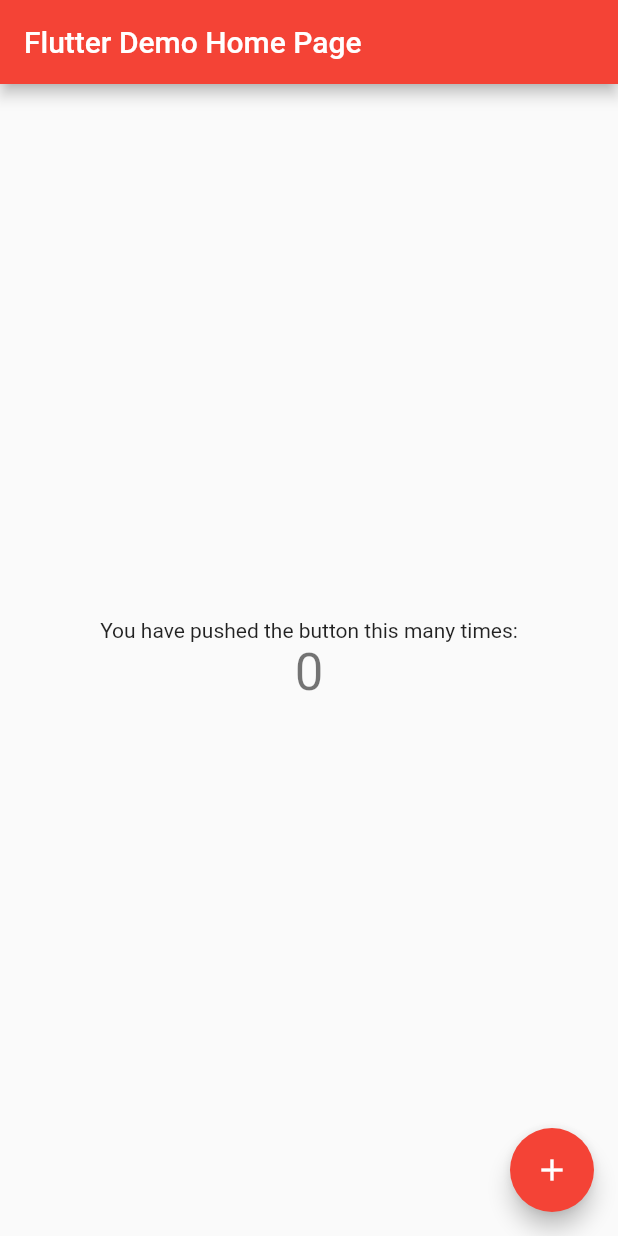
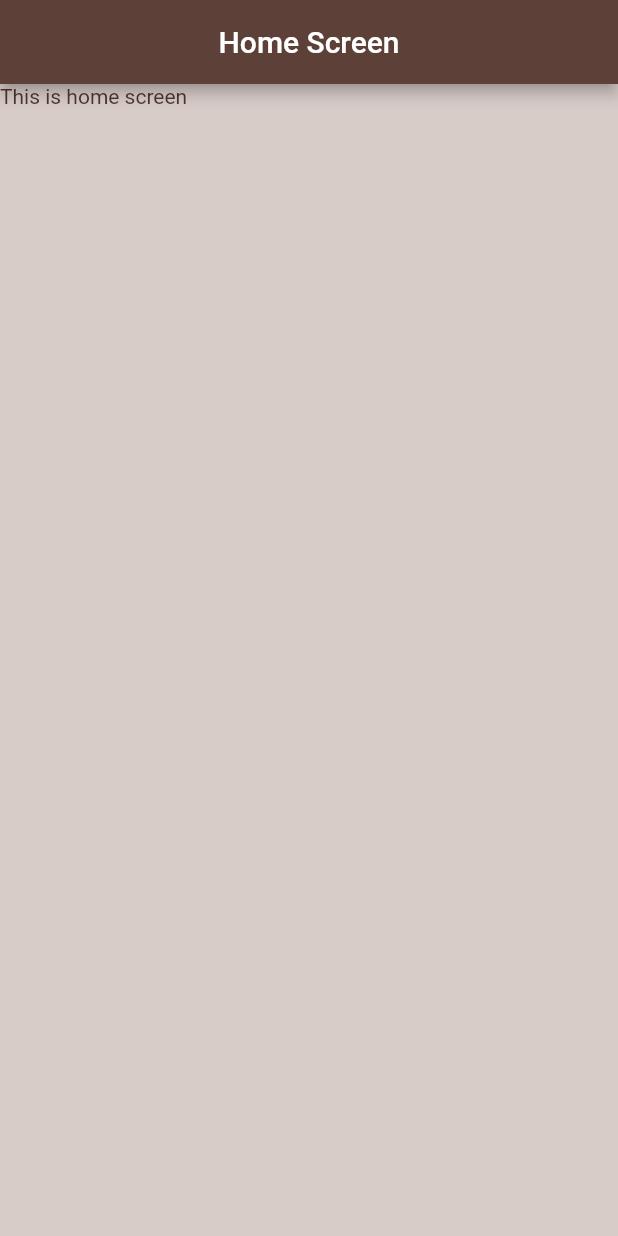
Before and after one commit to aish0509/crew_brew, a Flutter app: the screen it shows after launch, on a phone screen of 412 x 824 dp. Run offline on Flutter 3.47's test engine with Material 2 defaults, Android fonts, the phone set to English and light mode, and no system bars.

Commit message:
Added Screens

```diff
--- a/lib/main.dart
+++ b/lib/main.dart
@@ -1,117 +1,16 @@
 import 'package:flutter/material.dart';
+import 'package:brew_crew/screens/wrapper.dart';
 
 void main() {
   runApp(MyApp());
 }
 
 class MyApp extends StatelessWidget {
-  // This widget is the root of your application.
   @override
   Widget build(BuildContext context) {
     return MaterialApp(
-      title: 'Flutter Demo',
-      theme: ThemeData(
-        // This is the theme of your application.
-        //
-        // Try running your application with "flutter run". You'll see the
-        // application has a blue toolbar. Then, without quitting the app, try
-        // changing the primarySwatch below to Colors.green and then invoke
-        // "hot reload" (press "r" in the console where you ran "flutter run",
-        // or simply save your changes to "hot reload" in a Flutter IDE).
-        // Notice that the counter didn't reset back to zero; the application
-        // is not restarted.
-        primarySwatch: Colors.red,
-        // This makes the visual density adapt to the platform that you run
-        // the app on. For desktop platforms, the controls will be smaller and
-        // closer together (more dense) than on mobile platforms.
-        visualDensity: VisualDensity.adaptivePlatformDensity,
-      ),
-      home: MyHomePage(title: 'Flutter Demo Home Page'),
+      debugShowCheckedModeBanner: false,
+      home: Wrapper(),
     );
   }
 }
-
-class MyHomePage extends StatefulWidget {
-  MyHomePage({Key key, this.title}) : super(key: key);
-
-  // This widget is the home page of your application. It is stateful, meaning
-  // that it has a State object (defined below) that contains fields that affect
-  // how it looks.
-
-  // This class is the configuration for the state. It holds the values (in this
-  // case the title) provided by the parent (in this case the App widget) and
-  // used by the build method of the State. Fields in a Widget subclass are
-  // always marked "final".
-
-  final String title;
-
-  @override
-  _MyHomePageState createState() => _MyHomePageState();
-}
-
-class _MyHomePageState extends State<MyHomePage> {
-  int _counter = 0;
-
-  void _incrementCounter() {
-    setState(() {
-      // This call to setState tells the Flutter framework that something has
-      // changed in this State, which causes it to rerun the build method below
-      // so that the display can reflect the updated values. If we changed
-      // _counter without calling setState(), then the build method would not be
-      // called again, and so nothing would appear to happen.
-      _counter++;
-    });
-  }
-
-  @override
-  Widget build(BuildContext context) {
-    // This method is rerun every time setState is called, for instance as done
-    // by the _incrementCounter method above.
-    //
-    // The Flutter framework has been optimized to make rerunning build methods
-    // fast, so that you can just rebuild anything that needs updating rather
-    // than having to individually change instances of widgets.
-    return Scaffold(
-      appBar: AppBar(
-        // Here we take the value from the MyHomePage object that was created by
-        // the App.build method, and use it to set our appbar title.
-        title: Text(widget.title),
-      ),
-      body: Center(
-        // Center is a layout widget. It takes a single child and positions it
-        // in the middle of the parent.
-        child: Column(
-          // Column is also a layout widget. It takes a list of children and
-          // arranges them vertically. By default, it sizes itself to fit its
-          // children horizontally, and tries to be as tall as its parent.
-          //
-          // Invoke "debug painting" (press "p" in the console, choose the
-          // "Toggle Debug Paint" action from the Flutter Inspector in Android
-          // Studio, or the "Toggle Debug Paint" command in Visual Studio Code)
-          // to see the wireframe for each widget.
-          //
-          // Column has various properties to control how it sizes itself and
-          // how it positions its children. Here we use mainAxisAlignment to
-          // center the children vertically; the main axis here is the vertical
-          // axis because Columns are vertical (the cross axis would be
-          // horizontal).
-          mainAxisAlignment: MainAxisAlignment.center,
-          children: <Widget>[
-            Text(
-              'You have pushed the button this many times:',
-            ),
-            Text(
-              '$_counter',
-              style: Theme.of(context).textTheme.headline4,
-            ),
-          ],
-        ),
-      ),
-      floatingActionButton: FloatingActionButton(
-        onPressed: _incrementCounter,
-        tooltip: 'Increment',
-        child: Icon(Icons.add),
-      ), // This trailing comma makes auto-formatting nicer for build methods.
-    );
-  }
-}
--- /dev/null
+++ b/lib/screens/authenticate/authenticate.dart
@@ -0,0 +1,26 @@
+import 'package:flutter/material.dart';
+
+class Authenticate extends StatefulWidget {
+  @override
+  _AuthenticateState createState() => _AuthenticateState();
+}
+
+class _AuthenticateState extends State<Authenticate> {
+  @override
+  Widget build(BuildContext context) {
+    return SafeArea(
+      child: Scaffold(
+        backgroundColor: Colors.brown[100],
+        appBar: AppBar(
+          title: Text('Authentication Screen'),
+          backgroundColor: Colors.brown[600],
+          centerTitle: true,
+        ),
+        body: Text(
+          'Hello screen',
+          style: TextStyle(color: Colors.brown[700], fontSize: 20.0),
+        ),
+      ),
+    );
+  }
+}
--- /dev/null
+++ b/lib/screens/home/home.dart
@@ -0,0 +1,26 @@
+import 'package:flutter/material.dart';
+
+class Home extends StatefulWidget {
+  @override
+  _HomeState createState() => _HomeState();
+}
+
+class _HomeState extends State<Home> {
+  @override
+  Widget build(BuildContext context) {
+    return SafeArea(
+      child: Scaffold(
+        backgroundColor: Colors.brown[100],
+        appBar: AppBar(
+          backgroundColor: Colors.brown[700],
+          title: Text('Home Screen'),
+          centerTitle: true,
+        ),
+        body: Text(
+          'This is home screen',
+          style: TextStyle(color: Colors.brown[800]),
+        ),
+      ),
+    );
+  }
+}
--- /dev/null
+++ b/lib/screens/wrapper.dart
@@ -0,0 +1,11 @@
+import 'package:flutter/material.dart';
+import 'package:brew_crew/screens/home/home.dart';
+import 'package:brew_crew/screens/authenticate/authenticate.dart';
+
+class Wrapper extends StatelessWidget {
+  @override
+  Widget build(BuildContext context) {
+    //return home or authenticate widget
+    return Home();
+  }
+}
```
